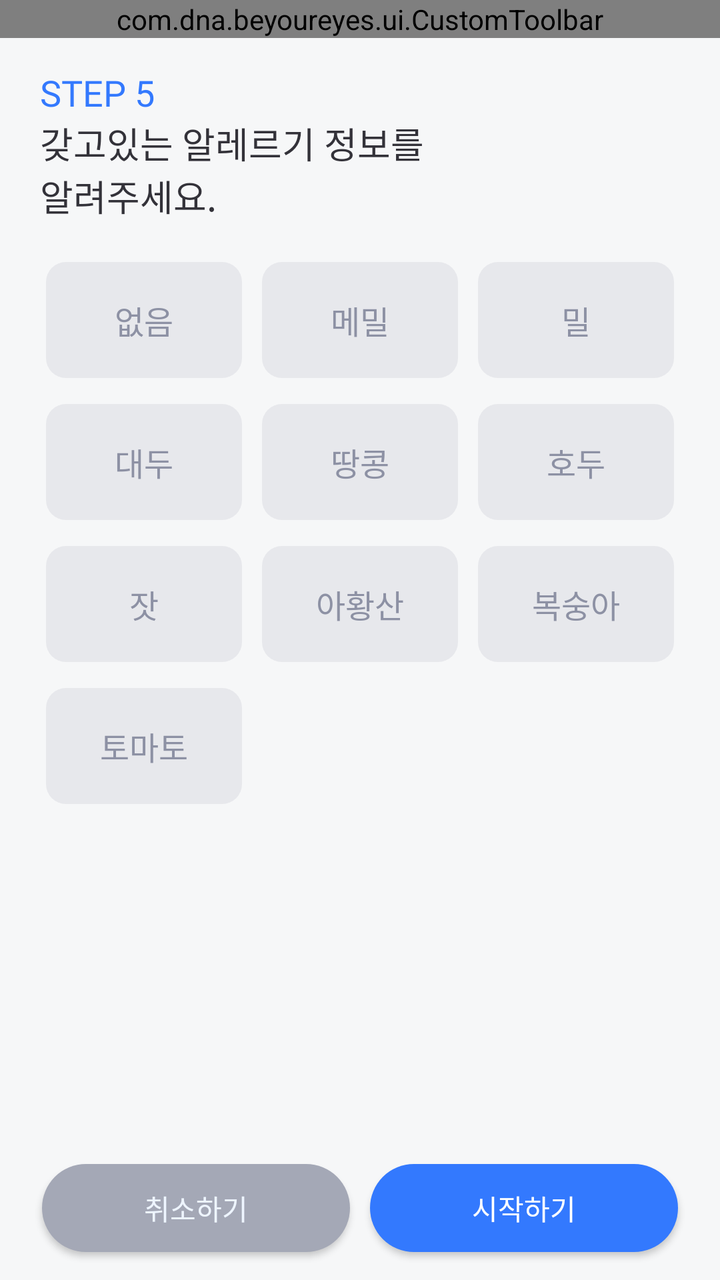
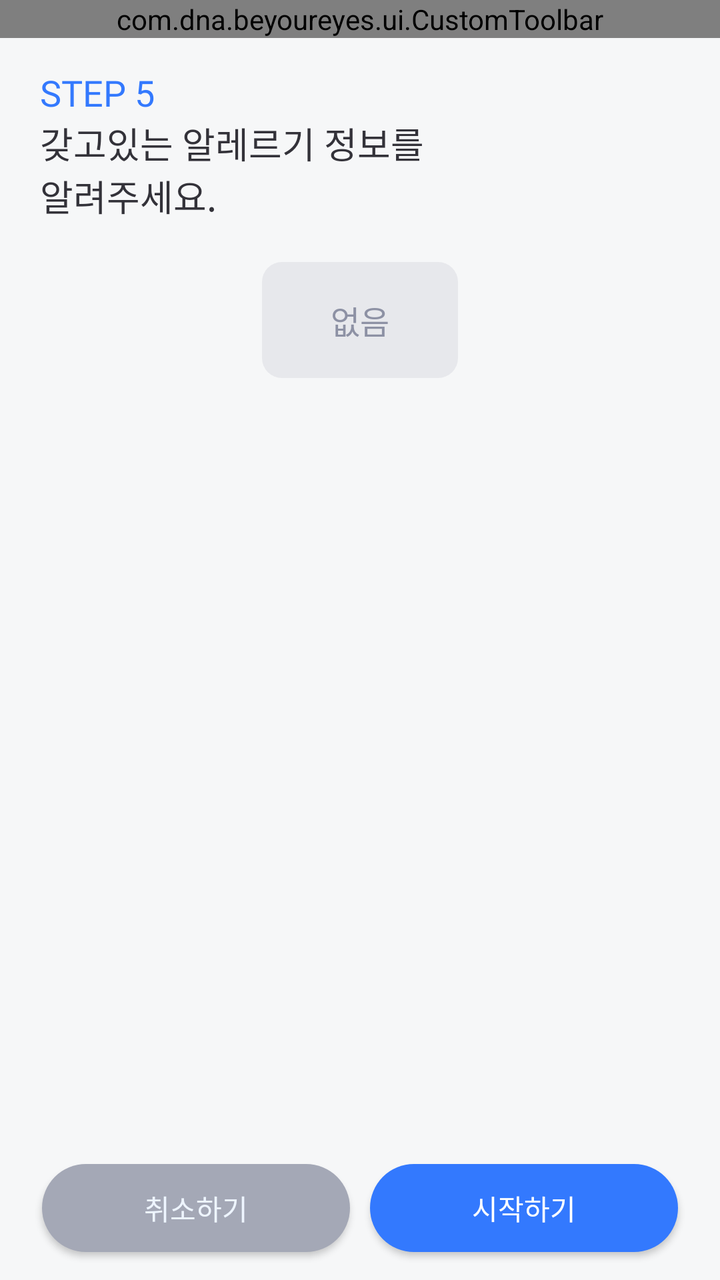

Compare the two renders of this Android layout. The source of the first and the diff that turns it into the second are given below.
<!-- AndroidManifest.xml: application theme Theme.BeYourEyes -->
<!-- res/layout/fragment_assign_allergy.xml -->
<?xml version="1.0" encoding="utf-8"?>
<androidx.constraintlayout.widget.ConstraintLayout xmlns:android="http://schemas.android.com/apk/res/android"
    xmlns:tools="http://schemas.android.com/tools"
    android:layout_width="match_parent"
    android:layout_height="match_parent"
    android:background="@color/gray_50"
    xmlns:app="http://schemas.android.com/apk/res-auto">

    <com.dna.beyoureyes.ui.CustomToolbar
        android:id="@+id/toolbar"
        android:layout_width="match_parent"
        android:layout_height="wrap_content"
        app:title="@string/assign_toolbar"
        app:layout_constraintEnd_toEndOf="parent"
        app:layout_constraintStart_toStartOf="parent"
        app:layout_constraintTop_toTopOf="parent"/>


    <TextView
        android:id="@+id/stepText"
        android:layout_width="wrap_content"
        android:layout_height="wrap_content"
        android:layout_marginStart="20dp"
        android:layout_marginTop="15dp"
        android:layout_marginEnd="20dp"
        android:fontFamily="@font/wanted_sans_semi_bold"
        android:text="@string/assign_step5"
        android:textColor="@color/blue_500"
        android:textSize="18sp"
        app:layout_constraintEnd_toEndOf="parent"
        app:layout_constraintHorizontal_bias="0.0"
        app:layout_constraintStart_toStartOf="parent"
        app:layout_constraintTop_toBottomOf="@+id/toolbar" />

    <TextView
        android:id="@+id/questionText"
        android:layout_width="wrap_content"
        android:layout_height="wrap_content"
        android:layout_marginStart="20dp"
        android:layout_marginTop="0dp"
        android:layout_marginEnd="20dp"
        android:fontFamily="@font/wanted_sans_semi_bold"
        android:text="갖고있는 알레르기 정보를\n알려주세요."
        android:textColor="@color/gray_950"
        android:textSize="18sp"
        app:layout_constraintEnd_toEndOf="parent"
        app:layout_constraintHorizontal_bias="0.0"
        app:layout_constraintStart_toStartOf="parent"
        app:layout_constraintTop_toBottomOf="@+id/stepText" />

    <LinearLayout
        android:layout_width="match_parent"
        android:layout_height="wrap_content"
        android:gravity="center"
        android:orientation="vertical"
        app:layout_constraintEnd_toEndOf="parent"
        app:layout_constraintStart_toStartOf="parent"
        app:layout_constraintTop_toBottomOf="@id/questionText">

        <com.google.android.material.chip.ChipGroup
            android:id="@+id/assignAllergyChipGroup"
            android:layout_width="wrap_content"
            android:layout_height="wrap_content"
            android:layout_margin="20dp"
            android:layout_marginTop="24dp"
            android:foregroundGravity="center"
            app:chipSpacingHorizontal="10dp"
            app:chipSpacingVertical="13dp">

            <com.google.android.material.chip.Chip
                android:id="@+id/chip_none"
                android:layout_width="98dp"
                android:layout_height="58dp"
                android:layout_marginBottom="60dp"
                android:text="@string/allergy_none"
                android:textAlignment="center"
                android:textAppearance="@style/chipText"
                app:chipMinTouchTargetSize="0dp" />

            <com.google.android.material.chip.Chip
                android:id="@+id/chip_buckwheat"
                android:layout_width="98dp"
                android:layout_height="58dp"
                android:layout_marginBottom="60dp"
                android:text="@string/allergy_buckwheat"
                android:textAlignment="center"
                android:textAppearance="@style/chipText"
                app:chipMinTouchTargetSize="0dp" />

            <com.google.android.material.chip.Chip
                android:id="@+id/chip_wheat"
                android:layout_width="98dp"
                android:layout_height="58dp"
                android:layout_marginBottom="60dp"
                android:text="@string/allergy_wheat"
                android:textAlignment="center"
                android:textAppearance="@style/chipText"
                app:chipMinTouchTargetSize="0dp" />

            <com.google.android.material.chip.Chip
                android:id="@+id/chip_bean"
                android:layout_width="98dp"
                android:layout_height="58dp"
                android:layout_marginBottom="60dp"
                android:text="@string/allergy_bean"
                android:textAlignment="center"
                android:textAppearance="@style/chipText"
                app:chipMinTouchTargetSize="0dp" />

            <com.google.android.material.chip.Chip
                android:id="@+id/chip_peanut"
                android:layout_width="98dp"
                android:layout_height="58dp"
                android:layout_marginBottom="60dp"
                android:text="@string/allergy_peanut"
                android:textAlignment="center"
                android:textAppearance="@style/chipText"
                app:chipMinTouchTargetSize="0dp" />

            <com.google.android.material.chip.Chip
                android:id="@+id/chip_walnut"
                android:layout_width="98dp"
                android:layout_height="58dp"
                android:layout_marginBottom="60dp"
                android:text="@string/allergy_walnut"
                android:textAlignment="center"
                android:textAppearance="@style/chipText"
                app:chipMinTouchTargetSize="0dp" />

            <com.google.android.material.chip.Chip
                android:id="@+id/chip_pinenut"
                android:layout_width="98dp"
                android:layout_height="58dp"
                android:layout_marginBottom="60dp"
                android:text="@string/allergy_pinenut"
                android:textAlignment="center"
                android:textAppearance="@style/chipText"
                app:chipMinTouchTargetSize="0dp" />

            <com.google.android.material.chip.Chip
                android:id="@+id/chip_acid"
                android:layout_width="98dp"
                android:layout_height="58dp"
                android:layout_marginBottom="60dp"
                android:text="@string/allergy_acid"
                android:textAlignment="center"
                android:textAppearance="@style/chipText"
                app:chipMinTouchTargetSize="0dp" />

            <com.google.android.material.chip.Chip
                android:id="@+id/chip_peach"
                android:layout_width="98dp"
                android:layout_height="58dp"
                android:layout_marginBottom="60dp"
                android:text="@string/allergy_peach"
                android:textAlignment="center"
                android:textAppearance="@style/chipText"
                app:chipMinTouchTargetSize="0dp" />

            <com.google.android.material.chip.Chip
                android:id="@+id/chip_tomato"
                android:layout_width="98dp"
                android:layout_height="58dp"
                android:layout_marginBottom="60dp"
                android:text="@string/allergy_tomato"
                android:textAlignment="center"
                android:textAppearance="@style/chipText"
                app:chipMinTouchTargetSize="0dp" />
        </com.google.android.material.chip.ChipGroup>

    </LinearLayout>


    <LinearLayout
        android:layout_width="match_parent"
        android:layout_height="wrap_content"
        android:orientation="horizontal"
        android:clipToPadding="false"
        android:paddingVertical="14dp"
        app:layout_constraintBottom_toBottomOf="parent"
        app:layout_constraintEnd_toEndOf="parent"
        app:layout_constraintStart_toStartOf="parent">

        <androidx.appcompat.widget.AppCompatButton
            android:id="@+id/cancelBtn"
            android:layout_width="match_parent"
            android:layout_height="44dp"
            android:layout_weight="1"
            android:layout_marginStart="21dp"
            android:layout_marginEnd="5dp"
            android:background="@drawable/shape_button_g400_24"
            android:text="취소하기"
            android:fontFamily="@font/wanted_sans_bold"
            android:textSize="14sp"
            android:textColor="@color/blue_50" />

        <androidx.appcompat.widget.AppCompatButton
            android:id="@+id/nextBtn"
            android:layout_width="match_parent"
            android:layout_height="44dp"
            android:layout_weight="1"
            android:layout_marginStart="5dp"
            android:layout_marginEnd="21dp"
            android:background="@drawable/shape_button_b500_24"
            android:text="@string/assign_start"
            android:fontFamily="@font/wanted_sans_bold"
            android:textSize="14sp"
            android:textColor="@color/white" />

    </LinearLayout>

</androidx.constraintlayout.widget.ConstraintLayout>
<!-- resources referenced by this layout -->
<resources>
  <color name="blue_50">#EEF5FF</color>
  <color name="blue_500">#3379FE</color>
  <color name="gray_50">#F6F7F8</color>
  <color name="gray_950">#333239</color>
  <color name="white">#FFFFFF</color>
  <!-- drawable shape_button_b500_24 (drawable) -->
  <?xml version="1.0" encoding="utf-8"?>
  <shape xmlns:android="http://schemas.android.com/apk/res/android"
      android:shape="rectangle">
      <solid android:color="@color/blue_500" /> 
      <size android:width="60dp" android:height="45dp" /> 
      <corners android:radius="24dp" /> 
  </shape>
  <!-- drawable shape_button_g400_24 (drawable) -->
  <?xml version="1.0" encoding="utf-8"?>
  <shape xmlns:android="http://schemas.android.com/apk/res/android">
      <solid android:color="@color/gray_400" /> 
      <size android:width="60dp" android:height="45dp" /> 
      <corners android:radius="24dp" /> 
  </shape>
  <string name="allergy_acid">아황산</string>
  <string name="allergy_bean">대두</string>
  <string name="allergy_buckwheat">메밀</string>
  <string name="allergy_none">없음</string>
  <string name="allergy_peach">복숭아</string>
  <string name="allergy_peanut">땅콩</string>
  <string name="allergy_pinenut">잣</string>
  <string name="allergy_tomato">토마토</string>
  <string name="allergy_walnut">호두</string>
  <string name="allergy_wheat">밀</string>
  <string name="assign_start">시작하기</string>
  <string name="assign_step5">STEP 5</string>
  <string name="assign_toolbar">맞춤설계</string>
  <style name="chipText" parent="TextAppearance.MaterialComponents.Chip">
          <item name="android:fontFamily">@font/wanted_sans_semi_bold</item>
          <item name="android:textColor">@color/gray_500</item>
          <item name="android:textSize">16sp</item>
      </style>
  <style name="Theme.BeYourEyes" parent="Theme.MaterialComponents.Light.NoActionBar">
          
          <item name="colorPrimary">@color/blue_500</item>
          <item name="colorPrimaryVariant">@color/blue_700</item>
          <item name="colorOnPrimary">@color/white</item>
          
          <item name="colorSecondary">@color/teal_200</item>
          <item name="colorSecondaryVariant">@color/teal_700</item>
          <item name="colorOnSecondary">@color/black</item>
          
          <item name="android:statusBarColor">@color/gray_50</item>
          <item name="android:windowLightStatusBar">true</item>
          <item name="android:navigationBarColor">@color/gray_50</item>
          
          <item name="chipStyle">@style/TextChipStyle</item>
      </style>
  <color name="gray_400">#A4A8B6</color>
  <color name="gray_500">#8D91A4</color>
  <color name="blue_700">#1543E0</color>
  <color name="teal_200">#FF03DAC5</color>
  <color name="teal_700">#FF018786</color>
  <color name="black">#FF000000</color>
  <style name="TextChipStyle" parent="Widget.MaterialComponents.Chip.Choice">
          <item name="chipCornerRadius">10dp</item>
          <item name="chipMinHeight">58dp</item>
          <item name="chipBackgroundColor">@color/chip_bg_color</item>
          <item name="android:textColor">@color/chip_text_color</item>
          <item name="chipStrokeColor">@color/chip_stroke_color</item>
          <item name="chipStrokeWidth">2dp</item>
          <item name="android:textAlignment">center</item>
          <item name="fontFamily">@font/wanted_sans_semi_bold</item>
          <item name="android:textSize">16sp</item>
          <item name="android:paddingTop">14dp</item>
          <item name="android:paddingBottom">14dp</item>
      </style>
</resources>

<!-- the commit's change to res/layout/fragment_assign_allergy.xml (unified diff, before → after) -->
@@ -83,6 +83,8 @@
                 android:layout_height="58dp"
                 android:layout_marginBottom="60dp"
                 android:text="@string/allergy_buckwheat"
+                android:visibility="gone"
+                tools:visibility="visible"
                 android:textAlignment="center"
                 android:textAppearance="@style/chipText"
                 app:chipMinTouchTargetSize="0dp" />
@@ -93,6 +95,8 @@
                 android:layout_height="58dp"
                 android:layout_marginBottom="60dp"
                 android:text="@string/allergy_wheat"
+                android:visibility="gone"
+                tools:visibility="visible"
                 android:textAlignment="center"
                 android:textAppearance="@style/chipText"
                 app:chipMinTouchTargetSize="0dp" />
@@ -103,69 +107,13 @@
                 android:layout_height="58dp"
                 android:layout_marginBottom="60dp"
                 android:text="@string/allergy_bean"
+                android:visibility="gone"
+                tools:visibility="visible"
                 android:textAlignment="center"
                 android:textAppearance="@style/chipText"
                 app:chipMinTouchTargetSize="0dp" />
 
-            <com.google.android.material.chip.Chip
-                android:id="@+id/chip_peanut"
-                android:layout_width="98dp"
-                android:layout_height="58dp"
-                android:layout_marginBottom="60dp"
-                android:text="@string/allergy_peanut"
-                android:textAlignment="center"
-                android:textAppearance="@style/chipText"
-                app:chipMinTouchTargetSize="0dp" />
 
-            <com.google.android.material.chip.Chip
-                android:id="@+id/chip_walnut"
-                android:layout_width="98dp"
-                android:layout_height="58dp"
-                android:layout_marginBottom="60dp"
-                android:text="@string/allergy_walnut"
-                android:textAlignment="center"
-                android:textAppearance="@style/chipText"
-                app:chipMinTouchTargetSize="0dp" />
-
-            <com.google.android.material.chip.Chip
-                android:id="@+id/chip_pinenut"
-                android:layout_width="98dp"
-                android:layout_height="58dp"
-                android:layout_marginBottom="60dp"
-                android:text="@string/allergy_pinenut"
-                android:textAlignment="center"
-                android:textAppearance="@style/chipText"
-                app:chipMinTouchTargetSize="0dp" />
-
-            <com.google.android.material.chip.Chip
-                android:id="@+id/chip_acid"
-                android:layout_width="98dp"
-                android:layout_height="58dp"
-                android:layout_marginBottom="60dp"
-                android:text="@string/allergy_acid"
-                android:textAlignment="center"
-                android:textAppearance="@style/chipText"
-                app:chipMinTouchTargetSize="0dp" />
-
-            <com.google.android.material.chip.Chip
-                android:id="@+id/chip_peach"
-                android:layout_width="98dp"
-                android:layout_height="58dp"
-                android:layout_marginBottom="60dp"
-                android:text="@string/allergy_peach"
-                android:textAlignment="center"
-                android:textAppearance="@style/chipText"
-                app:chipMinTouchTargetSize="0dp" />
-
-            <com.google.android.material.chip.Chip
-                android:id="@+id/chip_tomato"
-                android:layout_width="98dp"
-                android:layout_height="58dp"
-                android:layout_marginBottom="60dp"
-                android:text="@string/allergy_tomato"
-                android:textAlignment="center"
-                android:textAppearance="@style/chipText"
-                app:chipMinTouchTargetSize="0dp" />
         </com.google.android.material.chip.ChipGroup>
 
     </LinearLayout>
<!-- resource entries referenced after the edit -->
@@ -20,15 +20,9 @@
       <size android:width="60dp" android:height="45dp" /> 
       <corners android:radius="24dp" /> 
   </shape>
-  <string name="allergy_acid">아황산</string>
   <string name="allergy_bean">대두</string>
   <string name="allergy_buckwheat">메밀</string>
   <string name="allergy_none">없음</string>
-  <string name="allergy_peach">복숭아</string>
-  <string name="allergy_peanut">땅콩</string>
-  <string name="allergy_pinenut">잣</string>
-  <string name="allergy_tomato">토마토</string>
-  <string name="allergy_walnut">호두</string>
   <string name="allergy_wheat">밀</string>
   <string name="assign_start">시작하기</string>
   <string name="assign_step5">STEP 5</string>
